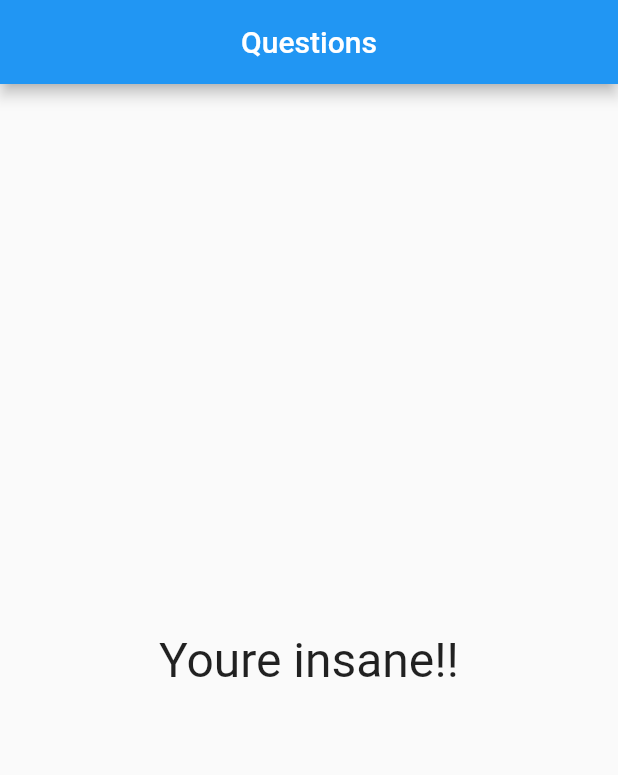
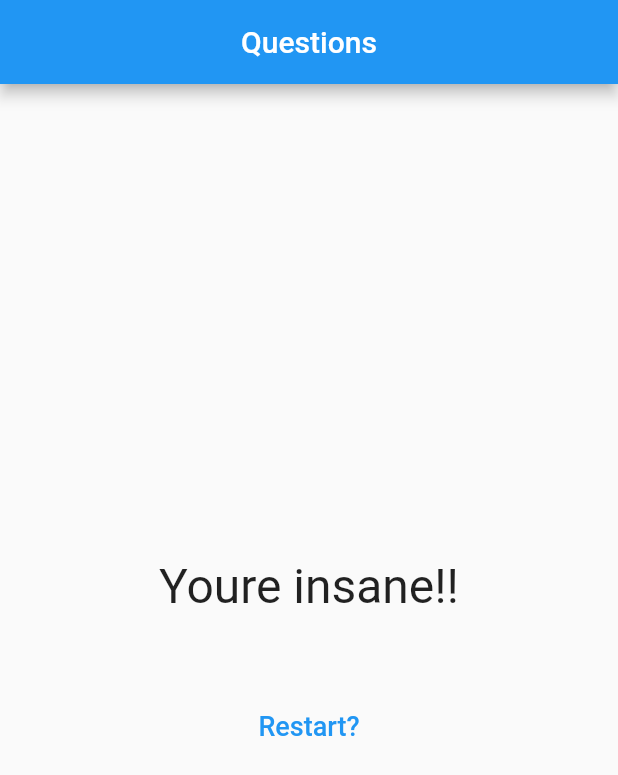
Before and after one commit to Winnicius-Moura/flutterCourse, a Flutter app: the screen it shows after launch, after a tap on "Black", after a tap on "Rabit", after a tap on "The Godfather", on a phone screen of 412 x 824 dp. Shown: the top 775 px of the screen. Run offline on Flutter 3.47's test engine with Material 2 defaults, Android fonts, the phone set to English and light mode, and no system bars.

Commit message:
restart function

```diff
--- a/lib/main.dart
+++ b/lib/main.dart
@@ -47,6 +47,13 @@ class QuestionsAppState extends State<QuestionsApp> {
     }
   }
 
+  void restartQuiz() {
+    setState(() {
+      questionSelected = 0;
+      totalPoints = 0;
+    });
+  }
+
   bool get haveQuestionSelected {
     return questionSelected < questions.length;
   }
@@ -63,7 +70,10 @@ class QuestionsAppState extends State<QuestionsApp> {
                     questions: questions,
                     questionSelected: questionSelected,
                     returnAnswer: returnAnswer)
-                : Result(totalPoints: totalPoints,)));
+                : Result(
+                    totalPoints: totalPoints,
+                    restartQuiz: restartQuiz,
+                  )));
   }
 }
 
--- a/lib/result.dart
+++ b/lib/result.dart
@@ -1,15 +1,17 @@
 import 'package:flutter/material.dart';
 
 class Result extends StatelessWidget {
-  const Result({super.key, required this.totalPoints});
+  const Result(
+      {super.key, required this.totalPoints, required this.restartQuiz});
 
   final int totalPoints;
+  final void Function() restartQuiz;
 
   String get finalResult {
-    if (totalPoints < 8){
+    if (totalPoints < 8) {
       return 'Congratulations!!!';
     } else if (totalPoints < 12) {
-      return 'You''re insane!!';
+      return 'You' 're insane!!';
     } else if (totalPoints < 16) {
       return 'Impressive!';
     } else {
@@ -19,13 +21,28 @@ class Result extends StatelessWidget {
 
   @override
   Widget build(BuildContext context) {
-    return Center(
-      child: Text(
-        finalResult,
-        style: const TextStyle(
-          fontSize: 32
+    return Column(
+      mainAxisAlignment: MainAxisAlignment.center,
+      children: [
+        Center(
+          child: Text(
+            finalResult,
+            style: const TextStyle(fontSize: 32),
+          ),
         ),
-      ),
+        Padding(
+          padding: const EdgeInsets.only(top: 50),
+          child: TextButton(
+            onPressed: restartQuiz,
+            child: const Text(
+              'Restart?',
+              style: TextStyle(
+                fontSize: 18,
+              ),
+            ),
+          ),
+        )
+      ],
     );
   }
 }
```
